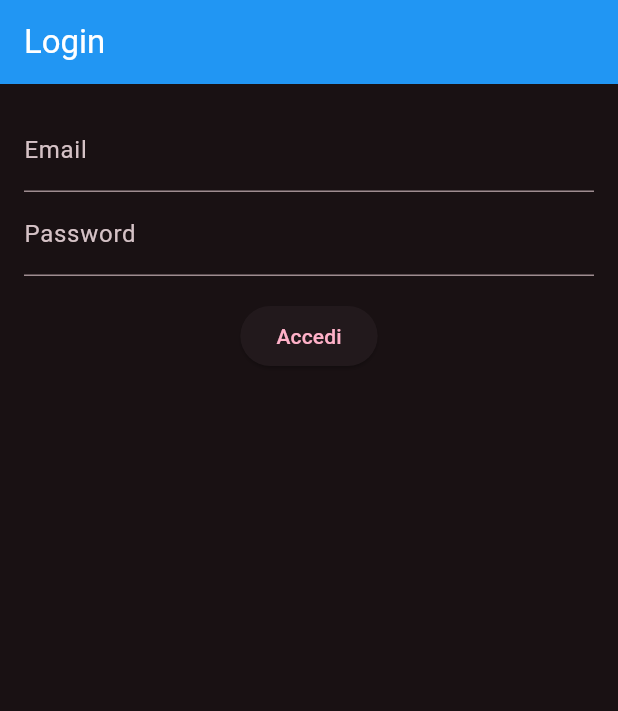
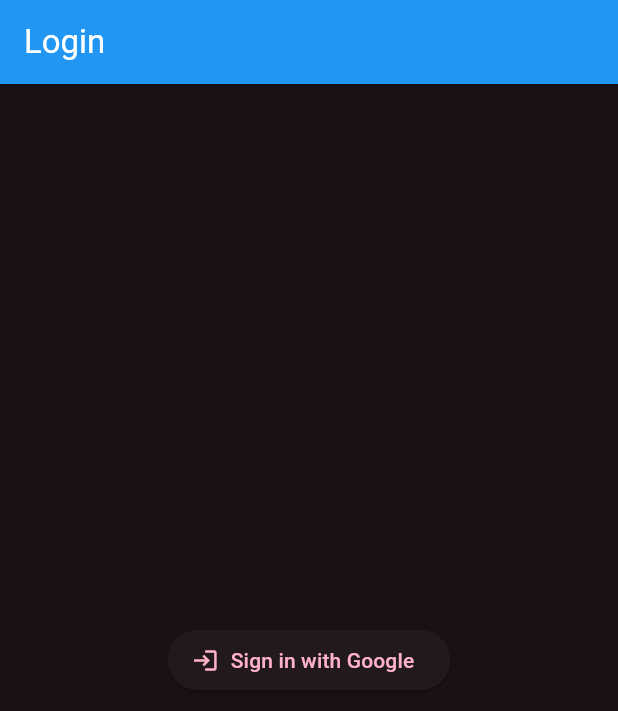
Before and after one commit to igodip/calisthenics-app, a Flutter app: the screen it shows after launch, on a phone screen of 412 x 824 dp. Shown: the top 711 px of the screen. Run offline on Flutter 3.47's test engine with Material 3 defaults, Android fonts, the light colour scheme and no system bars; our stand-ins replace app_links, fl_chart, supabase_flutter; missing offline and left inert: flutter_reactive_ble, mrx_charts; accounts and stored records are empty.

Commit message:
Added oauth and many more changes

```diff
--- /dev/null
+++ b/lib/google_login.dart
@@ -0,0 +1,87 @@
+import 'dart:async';
+import 'package:flutter/material.dart';
+import 'package:supabase_flutter/supabase_flutter.dart';
+import 'package:app_links/app_links.dart';
+
+class GoogleLoginPage extends StatefulWidget {
+  const GoogleLoginPage({super.key});
+
+  @override
+  State<GoogleLoginPage> createState() => _GoogleLoginPageState();
+}
+
+class _GoogleLoginPageState extends State<GoogleLoginPage> {
+  StreamSubscription? _sub;
+  bool loading = false;
+
+  @override
+  void initState() {
+    super.initState();
+    _listenForRedirect();
+  }
+
+  void _listenForRedirect() {
+    final appLinks = AppLinks();
+    _sub = appLinks.uriLinkStream.listen((Uri? uri) async {
+      if (uri != null) {
+        await Supabase.instance.client.auth.getSessionFromUrl(uri);
+        setState(() {});
+      }
+    });
+  }
+
+  Future<void> _signInWithGoogle() async {
+    try {
+      setState(() => loading = true);
+      await Supabase.instance.client.auth.signInWithOAuth(
+        OAuthProvider.google,
+        redirectTo: 'com.idipaolo.calisync://login-callback', // mobile deep link
+      );
+    } catch (e) {
+      ScaffoldMessenger.of(context).showSnackBar(
+        SnackBar(content: Text('Google Sign-In failed: $e')),
+      );
+    } finally {
+      setState(() => loading = false);
+    }
+  }
+
+  @override
+  void dispose() {
+    _sub?.cancel();
+    super.dispose();
+  }
+
+  @override
+  Widget build(BuildContext context) {
+    final user = Supabase.instance.client.auth.currentUser;
+
+    return Scaffold(
+      appBar: AppBar(title: const Text('Login')),
+      body: Center(
+        child: user == null
+            ? ElevatedButton.icon(
+          icon: const Icon(Icons.login),
+          label: loading
+              ? const CircularProgressIndicator()
+              : const Text("Sign in with Google"),
+          onPressed: loading ? null : _signInWithGoogle,
+        )
+            : Column(
+          mainAxisSize: MainAxisSize.min,
+          children: [
+            Text('Welcome, ${user.email ?? "Google User"}'),
+            const SizedBox(height: 20),
+            ElevatedButton(
+              onPressed: () async {
+                await Supabase.instance.client.auth.signOut();
+                setState(() {});
+              },
+              child: const Text("Logout"),
+            )
+          ],
+        ),
+      ),
+    );
+  }
+}
--- a/lib/home_content.dart
+++ b/lib/home_content.dart
@@ -1,6 +1,6 @@
-import 'package:Calisthenics/ble_chart.dart';
-import 'package:Calisthenics/selection_card.dart';
-import 'package:Calisthenics/training.dart';
+import 'package:calisync/ble_chart.dart';
+import 'package:calisync/selection_card.dart';
+import 'package:calisync/training.dart';
 import 'package:flutter/material.dart';
 import 'package:flutter_reactive_ble/flutter_reactive_ble.dart';
 
--- a/lib/main.dart
+++ b/lib/main.dart
@@ -1,16 +1,17 @@
 // lib/main.dart
-import 'package:Calisthenics/login.dart';
+import 'package:calisync/login.dart';
 import 'package:flutter/material.dart';
-import 'package:Calisthenics/profile.dart';
+import 'package:calisync/profile.dart';
 import 'package:supabase_flutter/supabase_flutter.dart';
 
+import 'google_login.dart';
 import 'home_content.dart';
 
 void main() async {
   WidgetsFlutterBinding.ensureInitialized();
   await Supabase.initialize(
-    url: 'https://qxpcpenymczssmiyxwyr.supabase.co',
-    anonKey: 'eyJhbGciOiJIUzI1NiIsInR5cCI6IkpXVCJ9.eyJpc3MiOiJzdXBhYmFzZSIsInJlZiI6InF4cGNwZW55bWN6c3NtaXl4d3lyIiwicm9sZSI6ImFub24iLCJpYXQiOjE3NTIwOTUxNjcsImV4cCI6MjA2NzY3MTE2N30.UptZRydjQ6ZWU_gOALx5lgyfPoe5PFqNLxaaGX129As',
+    url: 'https://jrqjysycoqhlnyufhliy.supabase.co',
+    anonKey: 'eyJhbGciOiJIUzI1NiIsInR5cCI6IkpXVCJ9.eyJpc3MiOiJzdXBhYmFzZSIsInJlZiI6ImpycWp5c3ljb3FobG55dWZobGl5Iiwicm9sZSI6ImFub24iLCJpYXQiOjE3NTI0MzM0NTIsImV4cCI6MjA2ODAwOTQ1Mn0.3BVA-Ar9YtLGGO12Gt6NQkMl2cn18E_b48PGtlFxxCw',
   );
 
   runApp(const CalisthenicsApp());
@@ -51,7 +52,7 @@ class AuthGate extends StatelessWidget {
     if (user != null) {
       return const HomePage(title: 'Calisthenics');
     } else {
-      return const LoginPage();
+      return const GoogleLoginPage();
     }
   }
 }
--- a/lib/profile.dart
+++ b/lib/profile.dart
@@ -1,7 +1,9 @@
 // lib/profile.dart
-import 'package:Calisthenics/login.dart';
+import 'package:calisync/login.dart';
 import 'package:flutter/material.dart';
 import 'package:supabase_flutter/supabase_flutter.dart';
+
+import 'google_login.dart';
 
 final supabase = Supabase.instance.client;
 
@@ -43,7 +45,7 @@ Future<void> logout(BuildContext context) async {
     if (context.mounted) {
       Navigator.pushReplacement(
         context,
-        MaterialPageRoute(builder: (context) => LoginPage()),
+        MaterialPageRoute(builder: (context) => GoogleLoginPage()),
       );
     }
   } catch (e) {
--- a/lib/result.dart
+++ b/lib/result.dart
@@ -31,7 +31,7 @@ class HistogramChart extends StatelessWidget {
                   max: 13.0,
                   min: 7.0,
                   textStyle: TextStyle(
-                    color: Colors.white.withOpacity(0.6),
+                    color: Colors.white,
                     fontSize: 10.0,
                   ),
                 ),
@@ -40,7 +40,7 @@ class HistogramChart extends StatelessWidget {
                   max: 300.0,
                   min: 0.0,
                   textStyle: TextStyle(
-                    color: Colors.white.withOpacity(0.6),
+                    color: Colors.white,
                     fontSize: 10.0,
                   ),
                 ),
--- a/pubspec.yaml
+++ b/pubspec.yaml
@@ -1,4 +1,4 @@
-name: Calisthenics
+name: calisync
 description: "Calisthenics App."
 # The following line prevents the package from being accidentally published to
 # pub.dev using `flutter pub publish`. This is preferred for private packages.
@@ -41,6 +41,7 @@ dependencies:
   provider: ^6.1.1
   fl_chart: ^0.66.0
   change_app_package_name: ^1.5.0
+  app_links: ^6.0.0
 
 dev_dependencies:
   flutter_test:
```
Also changed, not shown: lib/ble_chart.dart (+5 -5 lines), lib/rep_timer.dart (+0 -13 lines), lib/training.dart (+4 -4 lines), 3 other files.
